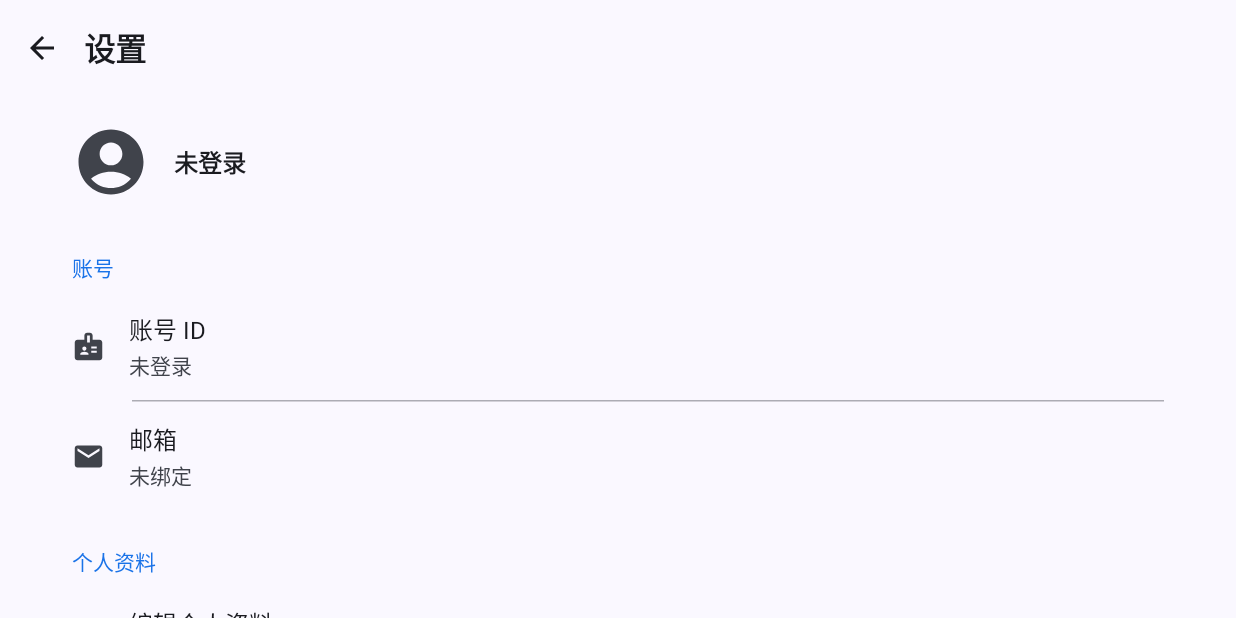
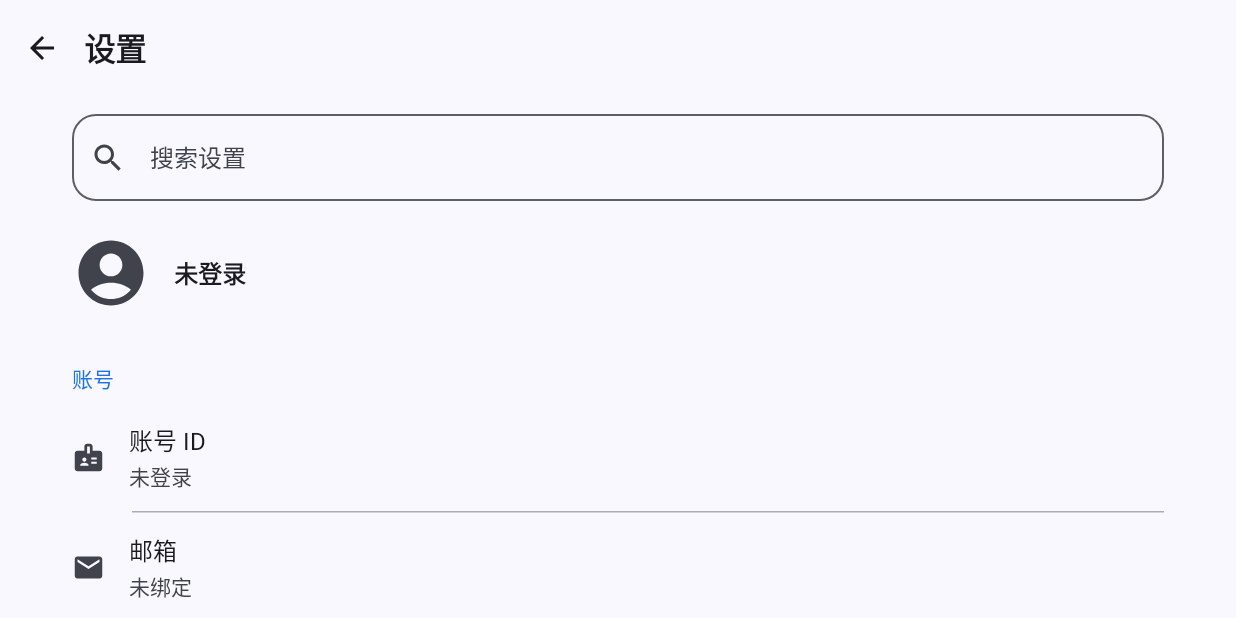
Before and after one commit to ttummc/PickCat-Android, an Android app built with Jetpack Compose: the composable SettingsScreen shown on its own in the app's theme, on a phone screen of 824 x 412 dp (held sideways). Run offline under Robolectric (Android 15) with nearby library versions, the phone set to English and light mode, and no system bars; network calls fail; 1 statement that could not run was skipped.

Commit message:
Polish settings search and composer insets

```diff
--- a/app/src/main/java/dao3/pickcat/LoginWebViewActivity.kt
+++ b/app/src/main/java/dao3/pickcat/LoginWebViewActivity.kt
@@ -30,6 +30,7 @@ class LoginWebViewActivity : ComponentActivity() {
         WindowCompat.setDecorFitsSystemWindows(window, false)
         WindowInsetsControllerCompat(window, window.decorView).isAppearanceLightStatusBars = true
         window.statusBarColor = Color.WHITE
+        window.navigationBarColor = Color.WHITE
         webView = WebView(this).apply {
             fitsSystemWindows = false
             setBackgroundColor(Color.WHITE)
--- a/app/src/main/java/dao3/pickcat/feature/settings/SettingsScreen.kt
+++ b/app/src/main/java/dao3/pickcat/feature/settings/SettingsScreen.kt
@@ -40,6 +40,7 @@ import androidx.compose.material.icons.filled.Link
 import androidx.compose.material.icons.filled.Notifications
 import androidx.compose.material.icons.filled.PhotoLibrary
 import androidx.compose.material.icons.filled.Refresh
+import androidx.compose.material.icons.filled.Search
 import androidx.compose.material.icons.filled.Security
 import androidx.compose.material.icons.filled.Star
 import androidx.compose.material.icons.filled.SwitchAccount
@@ -73,6 +74,7 @@ import androidx.compose.runtime.getValue
 import androidx.compose.runtime.mutableStateOf
 import androidx.compose.runtime.remember
 import androidx.compose.runtime.rememberCoroutineScope
+import androidx.compose.runtime.saveable.rememberSaveable
 import androidx.compose.runtime.setValue
 import androidx.compose.ui.Alignment
 import androidx.compose.ui.Modifier
@@ -180,6 +182,7 @@ fun SettingsScreen(
     var showThemeSheet by remember { mutableStateOf(false) }
     var showUpdateSourceSheet by remember { mutableStateOf(false) }
     var showAccountSheet by remember { mutableStateOf(false) }
+    var query by rememberSaveable { mutableStateOf("") }
     var email by remember { mutableStateOf<String?>(null) }
     var officialAccount by remember { mutableStateOf<OfficialAccount?>(null) }
     var showCodeChatPassword by remember { mutableStateOf(false) }
@@ -572,6 +575,24 @@ fun SettingsScreen(
         },
         snackbarHost = { SnackbarHost(snackbarHostState) },
     ) { padding ->
+        val visibleSections = remember(query, sections) {
+            if (query.isBlank()) {
+                sections
+            } else {
+                sections.mapNotNull { section ->
+                    val sectionMatches = section.title.contains(query, ignoreCase = true)
+                    val items = if (sectionMatches) {
+                        section.items
+                    } else {
+                        section.items.filter { item ->
+                            item.title.contains(query, ignoreCase = true) ||
+                                item.summary.orEmpty().contains(query, ignoreCase = true)
+                        }
+                    }
+                    if (items.isEmpty()) null else section.copy(items = items)
+                }
+            }
+        }
         LazyColumn(
             modifier = Modifier.fillMaxSize().padding(padding),
             contentPadding = PaddingValues(
@@ -581,6 +602,19 @@ fun SettingsScreen(
                 bottom = 32.dp,
             ),
         ) {
+            item(key = "settings-search") {
+                OutlinedTextField(
+                    value = query,
+                    onValueChange = { query = it },
+                    modifier = Modifier.fillMaxWidth().padding(horizontal = 16.dp, vertical = 8.dp),
+                    placeholder = { Text("搜索设置") },
+                    leadingIcon = {
+                        Icon(Icons.Default.Search, contentDescription = null)
+                    },
+                    singleLine = true,
+                    shape = MaterialTheme.shapes.large,
+                )
+            }
             item(key = "settings-account-header") {
                 SettingsAccountHeader(
                     user = user,
@@ -589,7 +623,7 @@ fun SettingsScreen(
                 )
             }
 
-            sections.forEach { section ->
+            visibleSections.forEach { section ->
                 item(key = "section-${section.id}") {
                     SectionTitle(section.title)
                 }
@@ -607,6 +641,16 @@ fun SettingsScreen(
                 }
                 section.footer?.let { footer ->
                     item(key = "footer-${section.id}") { footer() }
+                }
+            }
+            if (query.isNotBlank() && visibleSections.isEmpty()) {
+                item(key = "settings-empty") {
+                    Text(
+                        "没有找到设置",
+                        style = MaterialTheme.typography.bodyMedium,
+                        color = MaterialTheme.colorScheme.onSurfaceVariant,
+                        modifier = Modifier.padding(horizontal = 16.dp, vertical = 24.dp),
+                    )
                 }
             }
 
--- a/app/src/main/java/dao3/pickcat/feature/topic/TopicDetailScreen.kt
+++ b/app/src/main/java/dao3/pickcat/feature/topic/TopicDetailScreen.kt
@@ -708,7 +708,7 @@ private fun ReplyComposer(
     modifier: Modifier = Modifier,
 ) {
     Surface(
-        modifier = modifier.fillMaxWidth(),
+        modifier = modifier.fillMaxWidth().imePadding(),
         color = MaterialTheme.colorScheme.surfaceContainer,
         tonalElevation = 3.dp,
     ) {
@@ -720,9 +720,6 @@ private fun ReplyComposer(
                 modifier = Modifier
                     .widthIn(max = 860.dp)
                     .fillMaxWidth()
-                    .windowInsetsPadding(
-                        WindowInsets.navigationBars.union(WindowInsets.ime),
-                    )
                     .padding(horizontal = 16.dp, vertical = 8.dp),
                 verticalAlignment = Alignment.CenterVertically,
                 horizontalArrangement = Arrangement.spacedBy(12.dp),
```
Also changed, not shown: 3 other files.
